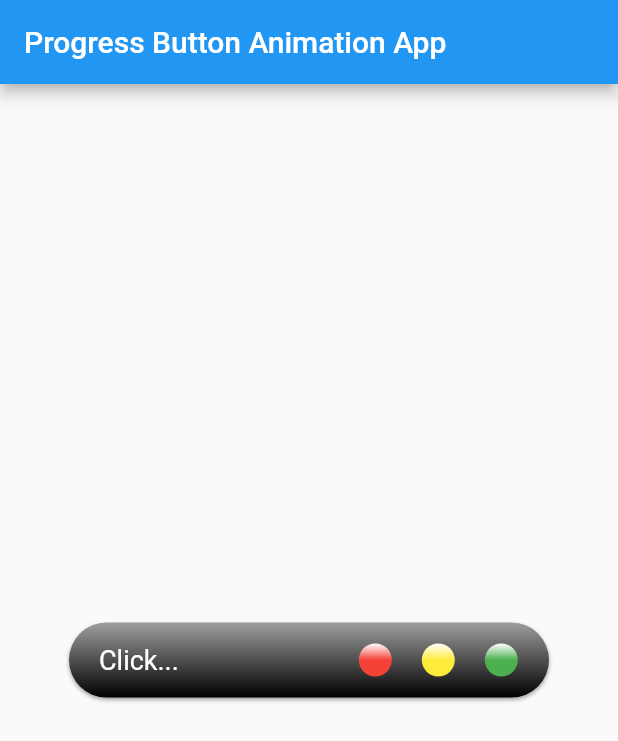
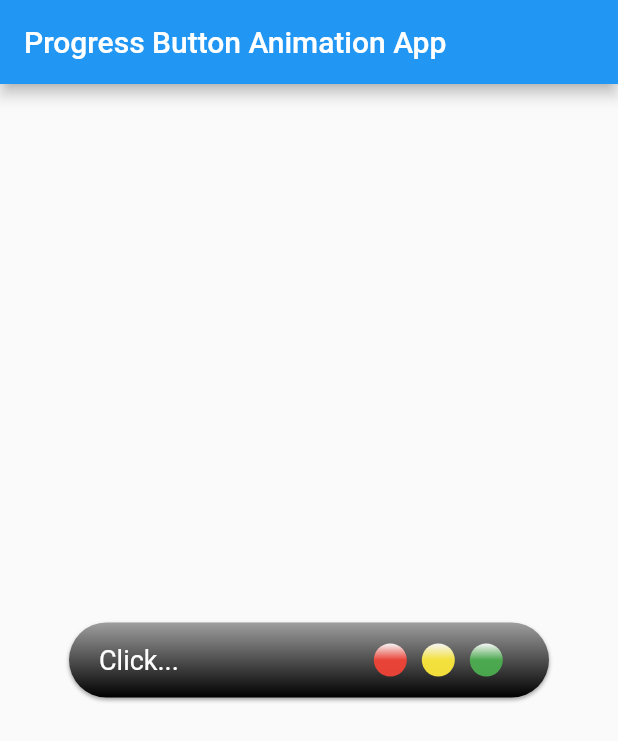
Before and after one commit to AlonRom/flutter-progress-button-animation, a Flutter app: the screen it shows after launch, after a tap on "Click...", on a phone screen of 412 x 824 dp. Shown: the top 741 px of the screen. Run offline on Flutter 3.47's test engine with Material 2 defaults, Android fonts, the phone set to English and light mode, and no system bars.

```diff
--- a/lib/home.dart
+++ b/lib/home.dart
@@ -8,7 +8,38 @@ class Home extends StatefulWidget {
   }
 }
 
-class ProgressButtonState extends State<Home> {
+class ProgressButtonState extends State<Home>
+    with SingleTickerProviderStateMixin {
+  AnimationController _controller;
+  Animation<double> _animation;
+  Animation<double> _opacityAnimation;
+
+  @override
+  void initState() {
+    super.initState();
+    _controller = new AnimationController(
+        duration: const Duration(milliseconds: 1200), vsync: this);
+    _animation = CurvedAnimation(
+        parent: _controller,
+        curve: Curves.easeIn,
+        reverseCurve: Curves.easeOut);
+    _opacityAnimation = Tween<double>(begin: 0.2, end: 1).animate(_controller);
+
+    _animation.addStatusListener((status) {
+      if (status == AnimationStatus.completed) {
+        _controller.reverse();
+      } else if (status == AnimationStatus.dismissed) {
+        _controller.forward();
+      }
+    });
+  }
+
+  @override
+  void dispose() {
+    _controller.dispose();
+    super.dispose();
+  }
+
   @override
   Widget build(BuildContext context) {
     return new Scaffold(
@@ -25,8 +56,10 @@ class ProgressButtonState extends State<Home> {
                       style: TextStyle(color: Colors.white, fontSize: 18),
                     ),
                   ),
-                  new Container(
-                    margin: const EdgeInsets.only(left: 120.0),
+                  new FadeTransition(
+                      opacity: _opacityAnimation,
+                      child: new Container(
+                        margin: const EdgeInsets.only(left: 130.0),
                         width: 22.0,
                         height: 22.0,
                         decoration: new BoxDecoration(
@@ -37,9 +70,11 @@ class ProgressButtonState extends State<Home> {
                             colors: [Colors.red, Colors.white],
                           ),
                         ),
-                  ),
-                  new Container(
-                    margin: const EdgeInsets.only(left: 20.0),
+                      )),
+                  new FadeTransition(
+                      opacity: _opacityAnimation,
+                      child: new Container(
+                        margin: const EdgeInsets.only(left: 10.0),
                         width: 22.0,
                         height: 22.0,
                         decoration: new BoxDecoration(
@@ -50,9 +85,11 @@ class ProgressButtonState extends State<Home> {
                             colors: [Colors.yellow, Colors.white],
                           ),
                         ),
-                  ),
-                  new Container(
-                    margin: const EdgeInsets.only(left: 20.0),
+                      )),
+                  new FadeTransition(
+                      opacity: _opacityAnimation,
+                      child: new Container(
+                        margin: const EdgeInsets.only(left: 10.0),
                         width: 22.0,
                         height: 22.0,
                         decoration: new BoxDecoration(
@@ -63,7 +100,7 @@ class ProgressButtonState extends State<Home> {
                             colors: [Colors.green, Colors.white],
                           ),
                         ),
-                  )
+                      ))
                 ]),
                 gradient: LinearGradient(
                     begin: FractionalOffset.topCenter,
@@ -78,6 +115,30 @@ class ProgressButtonState extends State<Home> {
                     ]),
                 onPressed: () {
                   print('button clicked');
+                  setState(() {
+                    _controller.forward();
+                  });
                 })));
   }
 }
+
+enum FadeInPhase {
+  /// The initial state.
+  ///
+  /// We do not yet know whether the target image is ready and therefore no
+  /// animation is necessary, or whether we need to use the placeholder and
+  /// wait for the image to load.
+  start,
+
+  /// Waiting for the target image to load.
+  waiting,
+
+  /// Fading out previous image.
+  fadeOut,
+
+  /// Fading in new image.
+  fadeIn,
+
+  /// Fade-in complete.
+  completed,
+}
```
Lines whose indentation alone changed are shown as unchanged.
